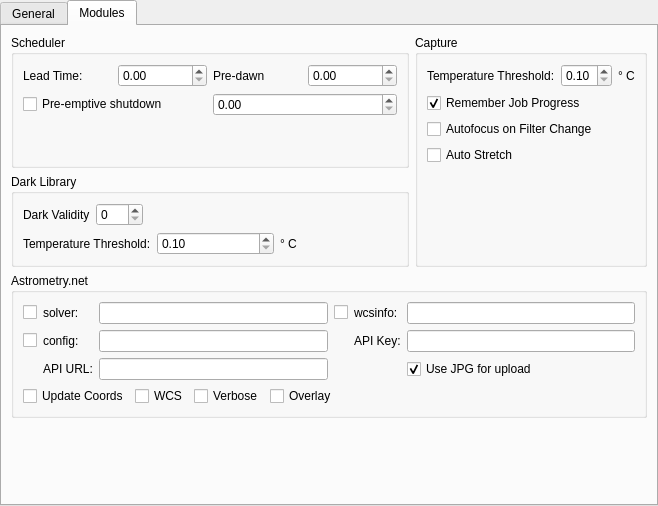
First picture: the form in kstars/ekos/opsekos.ui, repository KDE/kstars, before the edit.
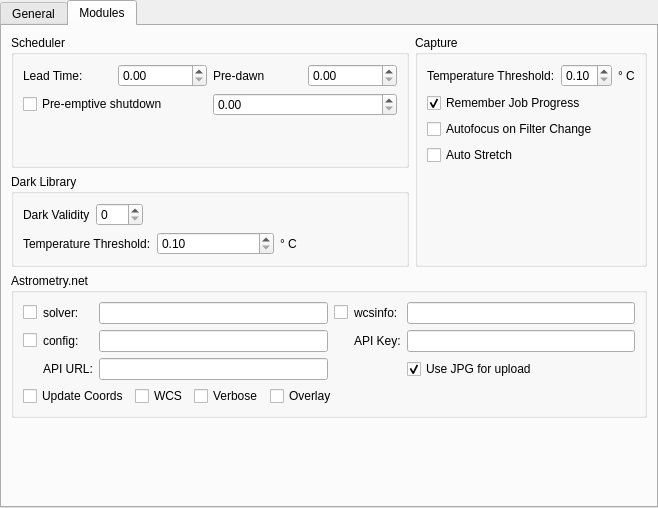
Second picture: the form after the edit.

```diff
--- a/kstars/ekos/opsekos.ui
+++ b/kstars/ekos/opsekos.ui
@@ -7,7 +7,7 @@
     <x>0</x>
     <y>0</y>
     <width>658</width>
-    <height>506</height>
+    <height>508</height>
    </rect>
   </property>
   <property name="windowTitle">
```
Left out of the diff: 6 changed lines with no effect on the pictures.
